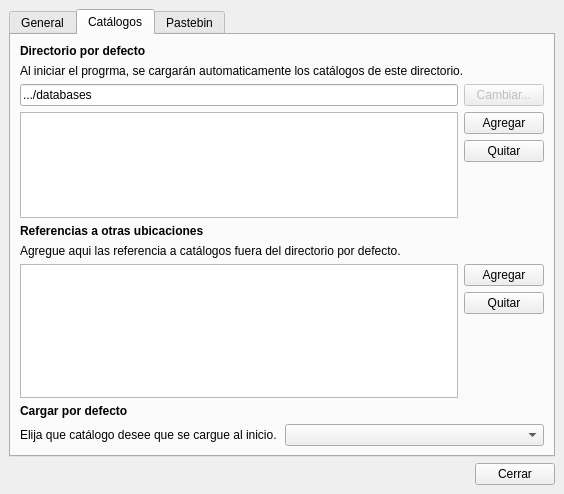
This is gui/uis/wOpciones.ui in emilianox/Fragmentos as Qt 5 draws it before an edit. The edited form follows.
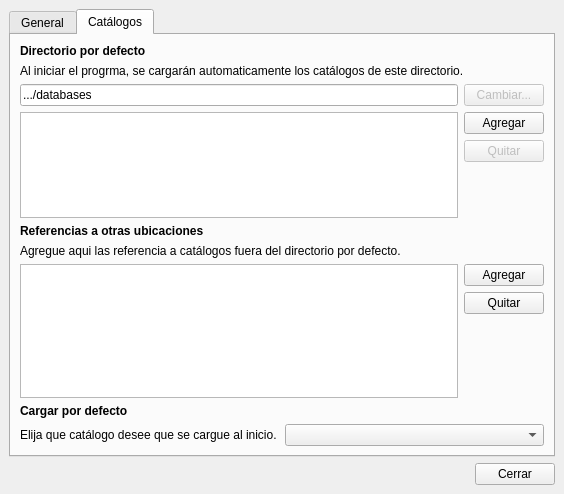
This is the edited form. The open tabs and pages were chosen to show the change. Icons and pictures are not drawn.

Commit message: Arreglos varios en <Opciones>

Diff of the .ui file:
```diff
--- a/gui/uis/wOpciones.ui
+++ b/gui/uis/wOpciones.ui
@@ -251,6 +251,9 @@
               </item>
               <item>
                <widget class="QPushButton" name="btQuitarBDDefault">
+                <property name="enabled">
+                 <bool>false</bool>
+                </property>
                 <property name="toolTip">
                  <string>Elimina físicamente el catálogo seleccionado.</string>
                 </property>
@@ -437,11 +440,6 @@
         </item>
        </layout>
       </widget>
-      <widget class="QWidget" name="tab_3">
-       <attribute name="title">
-        <string>Pastebin</string>
-       </attribute>
-      </widget>
      </widget>
     </item>
     <item>
```
Left out of the diff: 2 changed lines with no effect on the pictures. The commit also changes 8 other files.
